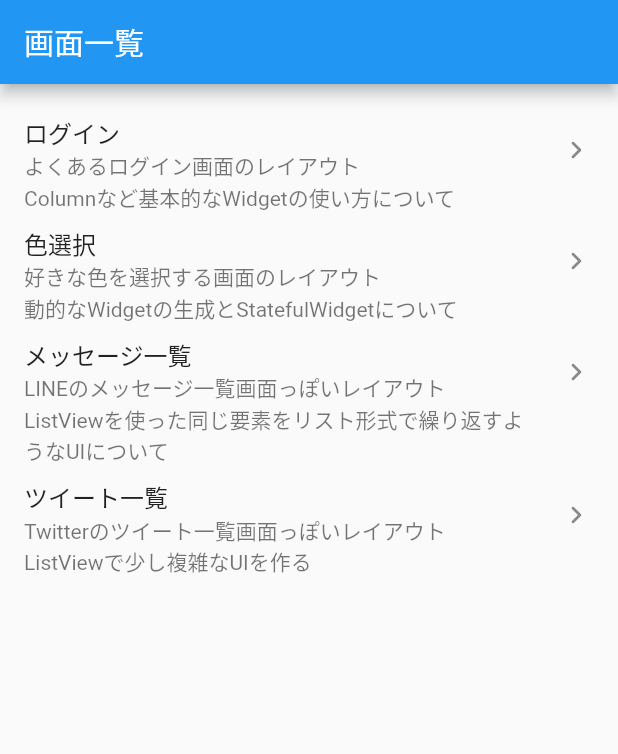
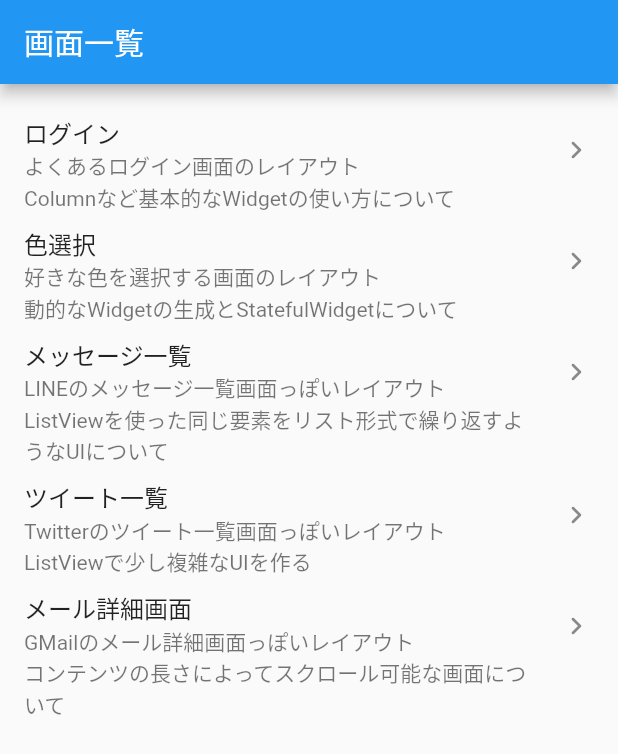
Before and after one commit to hayabusabusa/yrzy-flutter-ui-challenge-internal, a Flutter app: the screen it shows after launch, on a phone screen of 412 x 824 dp. Shown: the top 754 px of the screen. Run offline on Flutter 3.47's test engine with Material 2 defaults, Android fonts, the phone set to English and light mode, and no system bars.

Commit message:
ui: add g mail screen

```diff
--- a/lib/entities/entities.dart
+++ b/lib/entities/entities.dart
@@ -1,2 +1,3 @@
+export './mail.dart';
 export './user.dart';
 export './tweet.dart';
--- a/lib/screens.dart
+++ b/lib/screens.dart
@@ -3,3 +3,4 @@ export './screens/internal_color_pick_screen.dart';
 export './screens/internal_login_screen.dart';
 export './screens/internal_messages_screen.dart';
 export './screens/internal_tweets_screen.dart';
+export './screens/internal_gamil_screen.dart';
--- a/lib/screens/internal_home_screen.dart
+++ b/lib/screens/internal_home_screen.dart
@@ -48,6 +48,7 @@ enum _ScreenType {
   ColorPick,
   Messages,
   Tweets,
+  GMail,
 }
 
 extension _ScreenTypeExtension on _ScreenType {
@@ -61,6 +62,8 @@ extension _ScreenTypeExtension on _ScreenType {
         return 'メッセージ一覧';
       case _ScreenType.Tweets:
         return 'ツイート一覧';
+      case _ScreenType.GMail:
+        return 'メール詳細画面';
     }
   }
 
@@ -74,6 +77,8 @@ extension _ScreenTypeExtension on _ScreenType {
         return 'LINEのメッセージ一覧画面っぽいレイアウト\nListViewを使った同じ要素をリスト形式で繰り返すようなUIについて';
       case _ScreenType.Tweets:
         return 'Twitterのツイート一覧画面っぽいレイアウト\nListViewで少し複雑なUIを作る';
+      case _ScreenType.GMail:
+        return 'GMailのメール詳細画面っぽいレイアウト\nコンテンツの長さによってスクロール可能な画面について';
     }
   }
 
@@ -87,6 +92,8 @@ extension _ScreenTypeExtension on _ScreenType {
         return InternalMessagesScreen();
       case _ScreenType.Tweets:
         return InternalTweetsScreen();
+      case _ScreenType.GMail:
+        return InternalGMailScreen();
     }
   }
 }
--- a/lib/stub.dart
+++ b/lib/stub.dart
@@ -85,4 +85,49 @@ class Stub {
       favoriteNumber: 73
     ),
   ];
+
+  /// メール詳細画面用のメールのデータを作成する.
+  ///
+  /// `toName` に指定した文字列でメールの内容を作成してくれる.
+  /// `isShort` が `true` の場合は短い文を作成してくれる.
+  static Mail mail({String toName = '自分', bool isShort = true}) {
+    final content = isShort
+      ? '''
+$toName 様
+
+この度は、弊社の採用選考をお受け頂き、まことにありがとうございました。先日の面接内容や応募書類を精査した結果、弊社では $toName 様が活躍できる場所をご用意することができないという結論に至りました。
+
+せっかくご足労して頂いたのにも関わらず、申し訳ございません。まことに心苦しいのですが、なにとぞご了承いただけるようにお願い致します。
+
+末筆ではありますが、$toName 様の、より一層のご活躍をお祈り申し上げます。
+      '''
+      : '''
+$toName 様
+
+こんにちは。
+人事部の尽寺です。
+
+先日は、最終面接にお越しいただきありがとうございました。
+
+採用担当で選考を進めさせていただいた結果、今回は、採用を見送らせていただくことになりました。何卒ご了承いただけるようによろしくお願いします。
+
+
+結果的にご縁はございませんでしたが、$toName 様の集中力とコミュニケーション能力の高さには目を見張るものがありました。$toName 様なら、その長所を生かせる場所を探すことが出来ると感じました。まだ就職活動は続くと思われますが、ぜひ頑張っていただきたいです。
+
+
+また何かの形でご縁がありましたら、その際はよろしくお願い致します。今回は弊社の新卒採用を受けていただき、本当にありがとうございました。
+
+なお、選考内容に関するお問い合わせは受け付けておりませんので、何卒ご了承いただけるようによろしくお願いします。
+
+$toName 様のこれからの今後のご活躍を心よりお祈り申し上げます。
+      ''';
+
+    return Mail(
+      title: '株式会社 カイシャ 採用担当 選考結果のご連絡',
+      content: content,
+      from: MailFrom(avatarURL: 'https://avatars.githubusercontent.com/u/31949692?s=64&v=4', name: '株式会社 カイシャ 採用担当'),
+      toName: toName,
+      date: '6月7日',
+    );
+  }
 }
```
Also changed, not shown: lib/entities/mail.dart (added, +25 -0 lines), lib/screens/internal_gamil_screen.dart (added, +135 -0 lines).
